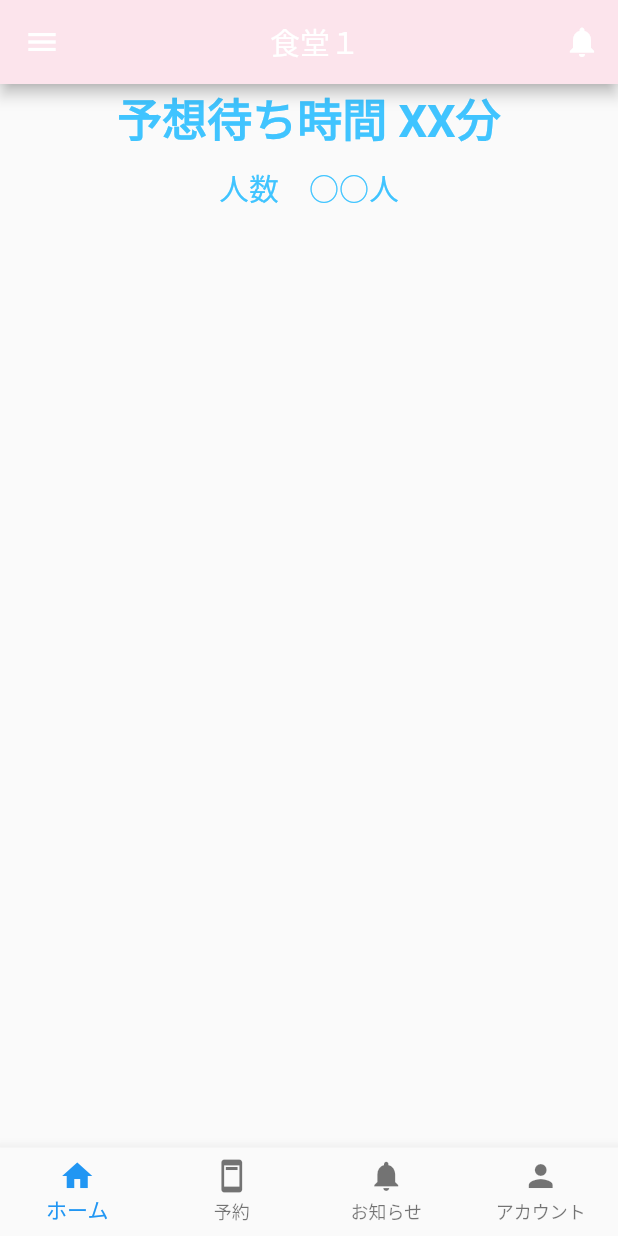
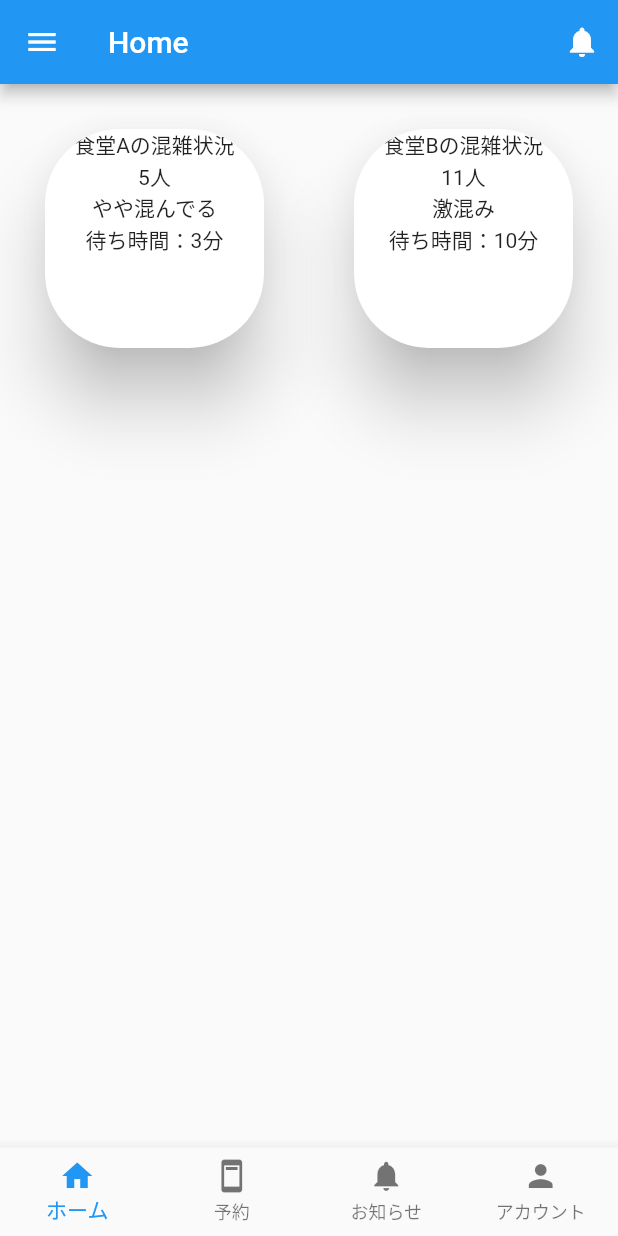
Before and after one commit to gdsc-tmu/solution-challenge-2023, a Flutter app: the screen it shows after launch, on a phone screen of 412 x 824 dp. Run offline on Flutter 3.47's test engine with Material 2 defaults, Android fonts, the phone set to English and light mode, and no system bars.

Commit message:
#2 Fix home screen UI

```diff
--- a/lib/src/app.dart
+++ b/lib/src/app.dart
@@ -12,7 +12,7 @@ class MyApp extends StatelessWidget {
   @override
   Widget build(BuildContext context) {
     return MaterialApp(
-      title: 'Flutter Demo',
+      title: 'Cafeteria app',
       theme: ThemeData(
         primarySwatch: Colors.blue,
       ),
--- a/lib/src/screens/home.dart
+++ b/lib/src/screens/home.dart
@@ -1,25 +1,52 @@
 import 'package:flutter/material.dart';
+
+// 各食堂の人数 カメラで取得した人数で合計を表示
+int? a_number = 5;
+int? b_number = 11;
 
 class HomeScreen extends StatelessWidget {
   const HomeScreen({Key? key}) : super(key: key);
+
+  congestionDetermination(number){
+    if(number<5){
+      return '空いています';
+    }else if(number<10){
+      return 'やや混んでる';
+    }else{
+      return '激混み';
+    }
+  }
+
+  //待ち時間の判定(リトルの公式)
+  waitTimeJudge(number){
+    if(number<5){
+      return '1';
+    }else if(number<10){
+      return '3';
+    }else{
+      return '10';
+    }
+  }
+
   @override
   Widget build(BuildContext context) {
     return Scaffold(
       appBar: AppBar(
+        title: const Text("Home"),
         actions: [
-          IconButton(onPressed: () {}, icon: Icon(Icons.notifications))
+          IconButton(onPressed: () {}, icon: const Icon(Icons.notifications))
         ],
-        title: Center(
-          child: const Text(
-            '食堂１',
-            style: TextStyle(color: Colors.white),
-          ),
-        ),
-        backgroundColor: Colors.pink.shade50,
+      //   title: Center(
+      //     child: const Text(
+      //       '食堂１',
+      //       style: TextStyle(color: Colors.white),
+      //     ),
+      //   ),
+      //   backgroundColor: Colors.pink.shade50,
       ),
       drawer: Drawer(
         child: ListView(
-          children: <Widget>[
+          children: const <Widget>[
             DrawerHeader(
               child: Text('学食'),
               decoration: BoxDecoration(
@@ -38,39 +65,100 @@ class HomeScreen extends StatelessWidget {
         ),
       ),
 
+      // body: Center(
+      //   child: ListView(
+      //     children: <Widget>[
+      //       Text(
+      //         '予想待ち時間 XX分',
+      //         style: TextStyle(
+      //           fontSize: 30,
+      //           color: Colors.lightBlueAccent,
+      //           fontWeight: FontWeight.bold,
+
+      //         ),
+      //         textAlign: TextAlign.center,
+      //       ),
+      //       Padding(
+      //         padding: const EdgeInsets.all(10.0),
+      //         child: Column(
+      //           children: [
+      //             Container(
+      //               child: const Text(
+      //                 '人数　○○人',
+      //                 style: TextStyle(
+      //                   fontSize: 20,
+      //                   color: Colors.lightBlueAccent,
+      //                 ),
+      //                 textAlign: TextAlign.center,
+      //               ),
+      //             ),
+      //           ],
+      //         ),
+      //       ),
+      //     ],
+      //   ),
+      // ),
       body: Center(
-        child: ListView(
-          children: <Widget>[
-            Text(
-              '予想待ち時間 XX分',
-              style: TextStyle(
-                fontSize: 30,
-                color: Colors.lightBlueAccent,
-                fontWeight: FontWeight.bold,
-
+        child: GridView.count(
+          crossAxisCount: 2,
+          children: [
+            Card(
+              color: Colors.white,
+              margin: const EdgeInsets.all(30),
+              elevation: 20.0,
+              shadowColor: Colors.black,
+              shape: RoundedRectangleBorder(
+                borderRadius: BorderRadius.circular(50),
               ),
-              textAlign: TextAlign.center,
-            ),
-            Padding(
-              padding: const EdgeInsets.all(10.0),
+              clipBehavior:
+                Clip.antiAliasWithSaveLayer,
               child: Column(
                 children: [
-                  Container(
-                    child: const Text(
-                      '人数　○○人',
-                      style: TextStyle(
-                        fontSize: 20,
-                        color: Colors.lightBlueAccent,
-                      ),
-                      textAlign: TextAlign.center,
-                    ),
-                  ),
+                  const Text('食堂Aの混雑状況',textAlign: TextAlign.center,),
+                  Text('$a_number人',textAlign: TextAlign.center,),
+                  Text('${congestionDetermination(a_number)}',textAlign: TextAlign.center,),
+                  Text('待ち時間：${waitTimeJudge(a_number)}分',textAlign: TextAlign.center,),
+                  // Row(
+                  //   children: [
+                  //     for(var i=0;i<a_number!;i++)
+                  //     const Icon(Icons.man,size:30)
+                  //   ],
+                  // ),
+
+
                 ],
               ),
+
+            ),
+            Card(
+              color: Colors.white,
+              margin: const EdgeInsets.all(30),
+              elevation: 20.0,
+              shadowColor: Colors.black,
+              shape: RoundedRectangleBorder(
+                borderRadius: BorderRadius.circular(50),
+              ),
+              clipBehavior:
+                Clip.antiAliasWithSaveLayer,
+              child: Column(
+                children: [
+                  const Text('食堂Bの混雑状況',textAlign: TextAlign.center,),
+                  Text('$b_number人',textAlign: TextAlign.center,),
+                  Text('${congestionDetermination(b_number)}',textAlign: TextAlign.center,),
+                  Text('待ち時間：${waitTimeJudge(b_number)}分',textAlign: TextAlign.center,),
+                  // Row(
+                  //   children: [
+                  //     for(var i=0;i<b_number!;i++)
+                  //     const Icon(Icons.man,size:30)
+                  //   ],
+                  // ),
+                ],
+              ),
+
             ),
           ],
-        ),
-      ),
+        )
+      )
     );
   }
 }
```
